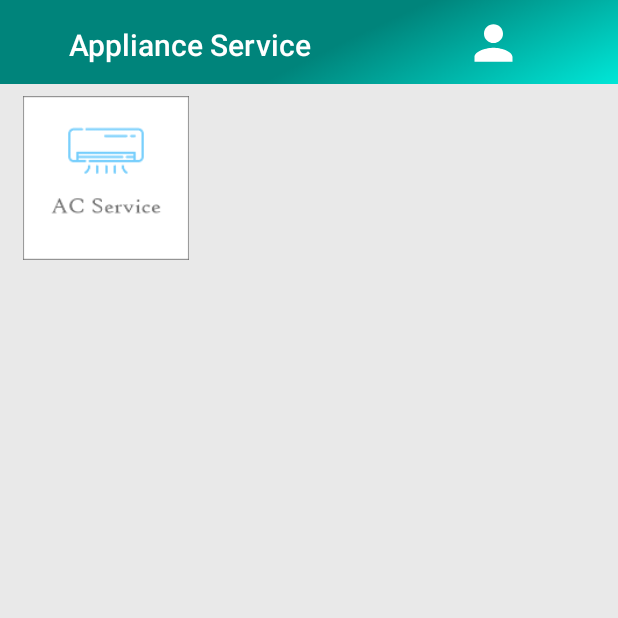
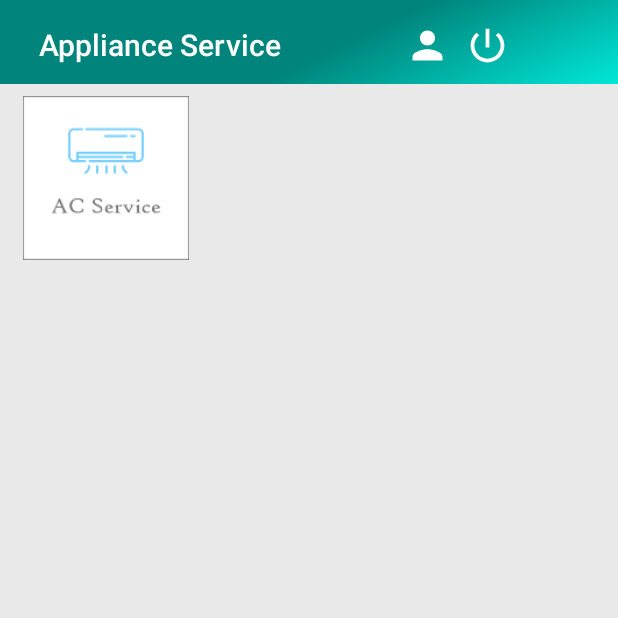
Before and after one commit to chandan3966/SystemDesigning, an Android app: the Main2Activity screen opened directly, with no data from a screen before it, on a phone screen of 412 x 824 dp, the top half of it. Run offline under Robolectric (Android 15) with nearby library versions, the phone set to English and light mode, and no system bars; libraries missing offline, so code that uses them is left out: com.blogspot.atifsoftwares, com.daimajia.androidanimations.

Commit message:
final version

```diff
--- a/app/src/main/java/com/example/systemdesigning/Main2Activity.java
+++ b/app/src/main/java/com/example/systemdesigning/Main2Activity.java
@@ -1,6 +1,10 @@
 package com.example.systemdesigning;
 
+import android.content.Context;
 import android.content.Intent;
+import android.content.SharedPreferences;
+import android.database.Cursor;
+import android.database.sqlite.SQLiteDatabase;
 import android.os.Build;
 import android.support.v7.app.AppCompatActivity;
 import android.os.Bundle;
@@ -17,11 +21,35 @@ import com.daimajia.androidanimations.library.YoYo;
 public class Main2Activity extends AppCompatActivity {
 
     ImageView im;
-    Button b;
+    SharedPreferences sp;
+    Button b,out;
+    String phone;
+    SQLiteDatabase db;
     @Override
     protected void onCreate(Bundle savedInstanceState) {
         super.onCreate(savedInstanceState);
         setContentView(R.layout.activity_main2);
+        db = openOrCreateDatabase("ServiceDB", Context.MODE_PRIVATE, null);
+
+        sp = getSharedPreferences("mycredentials", Context.MODE_PRIVATE);
+        phone = sp.getString("phone","NA");
+
+
+        out = findViewById(R.id.logout);
+        out.setOnClickListener(new View.OnClickListener() {
+            @Override
+            public void onClick(View v) {
+                db.execSQL("DELETE FROM login WHERE number='" + phone + "'");
+                Cursor c = db.rawQuery("SELECT * FROM login WHERE number='" +phone + "'",null);
+                if (c.getCount()!=0 && c.moveToFirst()){
+                    db.execSQL("UPDATE login SET status='" + "0" + "' WHERE number='" + phone + "'");
+                }
+                Intent i = new Intent(Main2Activity.this,MainActivity.class);
+                startActivity(i);
+                finish();
+            }
+        });
+
         b = findViewById(R.id.profile);
         b.setOnClickListener(new View.OnClickListener() {
             @Override
--- /dev/null
+++ b/app/src/main/res/drawable/ic_power_settings_new_black_24dp.xml
@@ -0,0 +1,5 @@
+<vector android:height="24dp" android:tint="#FFFFFF"
+    android:viewportHeight="24.0" android:viewportWidth="24.0"
+    android:width="24dp" xmlns:android="http://schemas.android.com/apk/res/android">
+    <path android:fillColor="#FF000000" android:pathData="M13,3h-2v10h2L13,3zM17.83,5.17l-1.42,1.42C17.99,7.86 19,9.81 19,12c0,3.87 -3.13,7 -7,7s-7,-3.13 -7,-7c0,-2.19 1.01,-4.14 2.58,-5.42L6.17,5.17C4.23,6.82 3,9.26 3,12c0,4.97 4.03,9 9,9s9,-4.03 9,-9c0,-2.74 -1.23,-5.18 -3.17,-6.83z"/>
+</vector>
--- a/app/src/main/res/layout/activity_main2.xml
+++ b/app/src/main/res/layout/activity_main2.xml
@@ -20,7 +20,7 @@
             android:layout_marginTop="-10dp"
             android:background="@drawable/toolbar"
             app:title="Appliance Service"
-            app:titleMarginStart="60dp"
+            app:titleMarginStart="40dp"
             app:titleTextColor="#fff">
 
 
@@ -28,11 +28,19 @@
 
         <Button
             android:id="@+id/profile"
-            android:layout_width="38dp"
-            android:layout_height="37dp"
-            android:layout_marginTop="10dp"
+            android:layout_width="30dp"
+            android:layout_height="30dp"
+            android:layout_marginLeft="270dp"
+            android:layout_marginTop="15dp"
+            android:background="@drawable/ic_person_black_24dp" />
+
+        <Button
+            android:id="@+id/logout"
+            android:layout_width="30dp"
+            android:layout_height="30dp"
             android:layout_marginLeft="310dp"
-            android:background="@drawable/ic_person_black_24dp" />
+            android:layout_marginTop="15dp"
+            android:background="@drawable/ic_power_settings_new_black_24dp" />
     </FrameLayout>
 
     <ImageView
```
Also changed, not shown: app/src/main/java/com/example/systemdesigning/BookingSummary.java (+20 -7 lines), app/src/main/java/com/example/systemdesigning/MainActivity.java (+62 -0 lines).
